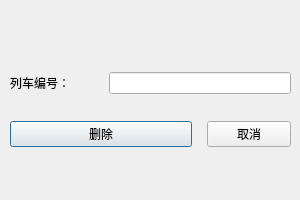
First picture: the form in Ticket/deltraindialog.ui, repository idy002/ticket, before the edit.
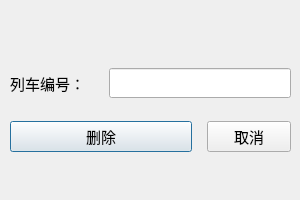
Second picture: the form after the edit.

What changed in the file:
```diff
--- a/Ticket/deltraindialog.ui
+++ b/Ticket/deltraindialog.ui
@@ -25,7 +25,7 @@
   <property name="windowTitle">
    <string>删除列车</string>
   </property>
-  <widget class="QWidget" name="">
+  <widget class="QWidget" name="layoutWidget">
    <property name="geometry">
     <rect>
      <x>10</x>
@@ -34,22 +34,47 @@
      <height>101</height>
     </rect>
    </property>
+   <property name="font">
+    <font>
+     <family>华文楷体</family>
+     <pointsize>11</pointsize>
+    </font>
+   </property>
    <layout class="QGridLayout" name="gridLayout">
     <property name="spacing">
      <number>15</number>
     </property>
     <item row="0" column="0">
      <widget class="QLabel" name="label">
+      <property name="font">
+       <font>
+        <family>华文楷体</family>
+        <pointsize>11</pointsize>
+       </font>
+      </property>
       <property name="text">
        <string>列车编号：</string>
       </property>
      </widget>
     </item>
     <item row="0" column="1" colspan="2">
-     <widget class="QLineEdit" name="lineEdit"/>
+     <widget class="QLineEdit" name="lineEdit">
+      <property name="font">
+       <font>
+        <family>华文楷体</family>
+        <pointsize>11</pointsize>
+       </font>
+      </property>
+     </widget>
     </item>
     <item row="1" column="0" colspan="2">
      <widget class="QPushButton" name="pushButton">
+      <property name="font">
+       <font>
+        <family>华文楷体</family>
+        <pointsize>11</pointsize>
+       </font>
+      </property>
       <property name="text">
        <string>删除</string>
       </property>
@@ -57,6 +82,12 @@
     </item>
     <item row="1" column="2">
      <widget class="QPushButton" name="pushButton_2">
+      <property name="font">
+       <font>
+        <family>华文楷体</family>
+        <pointsize>11</pointsize>
+       </font>
+      </property>
       <property name="text">
        <string>取消</string>
       </property>
```
